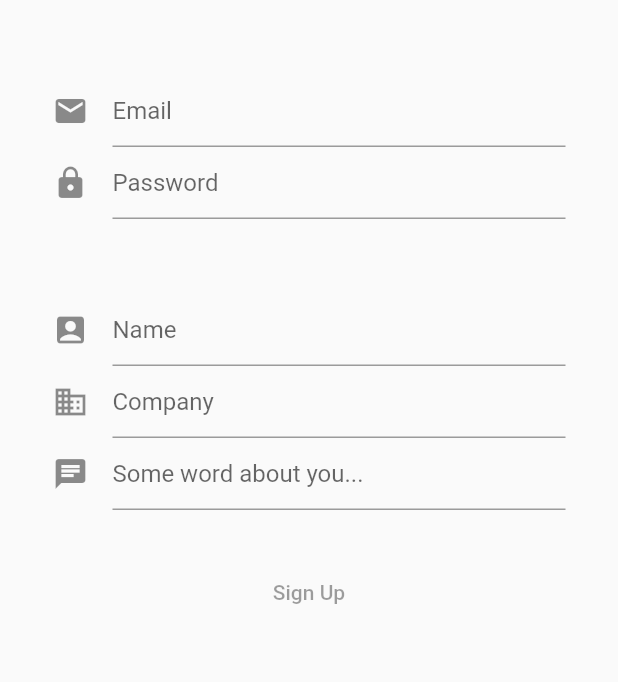
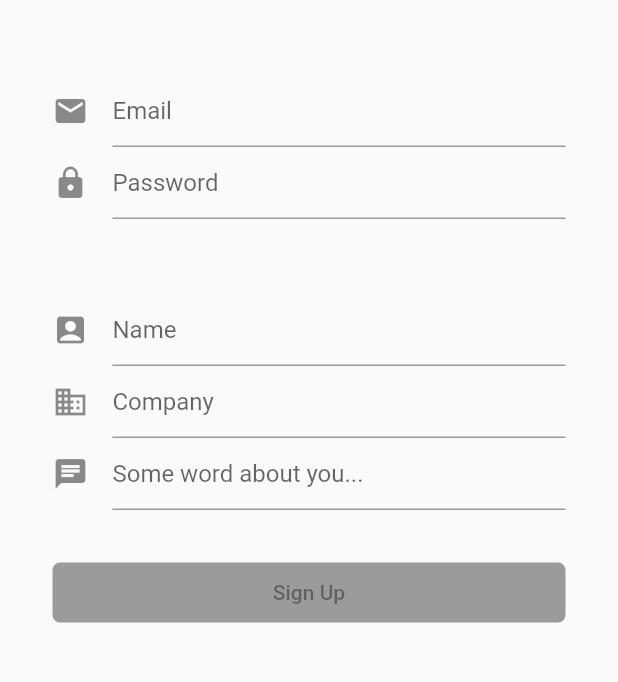
Before and after one commit to luk-perski/eat-together-client-flutter, a Flutter app: the LoginPage screen opened directly, after a tap on "Don't have an account?", on a phone screen of 412 x 824 dp, the part 444-1126 px from its top. Run offline on Flutter 3.47's test engine with Material 2 defaults, Android fonts, the phone set to English and light mode, and no system bars; our stand-ins replace datetime_picker_formfield, shared_preferences; accounts and stored records are empty; generated files the repository leaves out were written again.

```diff
--- a/lib/view/login.dart
+++ b/lib/view/login.dart
@@ -62,7 +62,7 @@ class _LoginPageState extends State<LoginPage> {
       height: 40.0,
       padding: EdgeInsets.symmetric(horizontal: 15.0),
       margin: EdgeInsets.only(top: 15.0),
-      child: MaterialButton(
+      child: RaisedButton(
         onPressed: emailController.text == "" || passwordController.text == ""
             ? null
             : () {
@@ -94,7 +94,7 @@ class _LoginPageState extends State<LoginPage> {
         child: Text(
           "Don't have an account?",
         ),
-        shape: RoundedRectangleBorder(borderRadius: BorderRadius.circular(5.0)),
+//        shape: RoundedRectangleBorder(borderRadius: BorderRadius.circular(5.0)),
       ),
     );
   }
--- a/lib/view/register.dart
+++ b/lib/view/register.dart
@@ -35,14 +35,16 @@ class _RegisterPage extends State<RegisterPage> {
                     shrinkWrap: true,
                     padding: const EdgeInsets.all(20.0),
                     children: <Widget>[
-                      headerSection(),
-                      textSection(),
-                      buttonRegisterSection(),
+                      _headerSection(),
+                      _textSection(),
+                      _buttonRegisterSection(),
                     ],
-                  )));
+                  )
+        )
+    );
   }
 
-  Container headerSection() {
+  Container _headerSection() {
     return Container(
       margin: EdgeInsets.only(top: 50.0),
       padding: EdgeInsets.symmetric(horizontal: 20.0, vertical: 30.0),
@@ -52,7 +54,7 @@ class _RegisterPage extends State<RegisterPage> {
     );
   }
 
-  Container textSection() {
+  Container _textSection() {
     return Container(
       padding: EdgeInsets.symmetric(horizontal: 15.0, vertical: 20.0),
       child: Column(
@@ -132,20 +134,20 @@ class _RegisterPage extends State<RegisterPage> {
     );
   }
 
-  Container buttonRegisterSection() {
+  Container _buttonRegisterSection() {
     return Container(
       width: MediaQuery.of(context).size.width,
       height: 40.0,
       padding: EdgeInsets.symmetric(horizontal: 15.0),
       margin: EdgeInsets.only(top: 15.0),
-      child: MaterialButton(
+      child: RaisedButton(
         onPressed: emailController.text == "" || passwordController.text == ""
             ? null
             : () {
                 setState(() {
                   _isLoading = true;
                 });
-                register();
+                _register();
               },
         elevation: 0.0,
         color: Theme.of(context).accentColor,
@@ -157,7 +159,7 @@ class _RegisterPage extends State<RegisterPage> {
     );
   }
 
-  register() async {
+  _register() async {
     var accountData = AccountData(
         email: emailController.text, password: passwordController.text);
     var userData = UserData(
--- a/pubspec.yaml
+++ b/pubspec.yaml
@@ -27,6 +27,8 @@ dependencies:
   shared_preferences: ^0.4.0
   http: ^0.11.3+16
   json_annotation: ^3.0.1
+  datetime_picker_formfield: ^1.0.0
+  auto_size_text: ^2.1.0
 
 
   # The following adds the Cupertino Icons font to your application.
```
Also changed, not shown: lib/main.dart (+6 -4 lines), lib/view/add_event.dart (added, +142 -0 lines), pubspec.lock.
